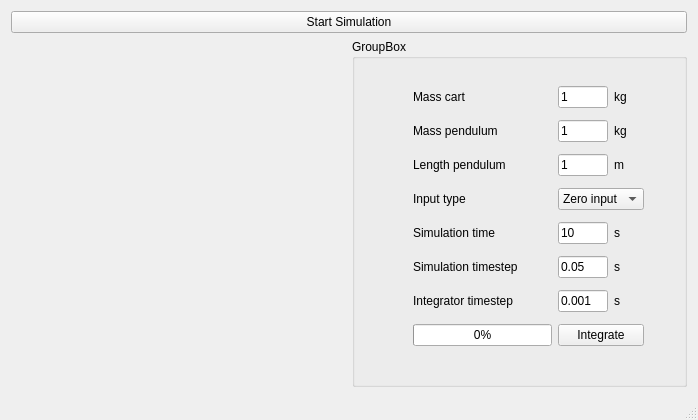
Qt form cpp/lib/gui/mainwindow.ui (darfRaider/PendulumCart) before a commit.
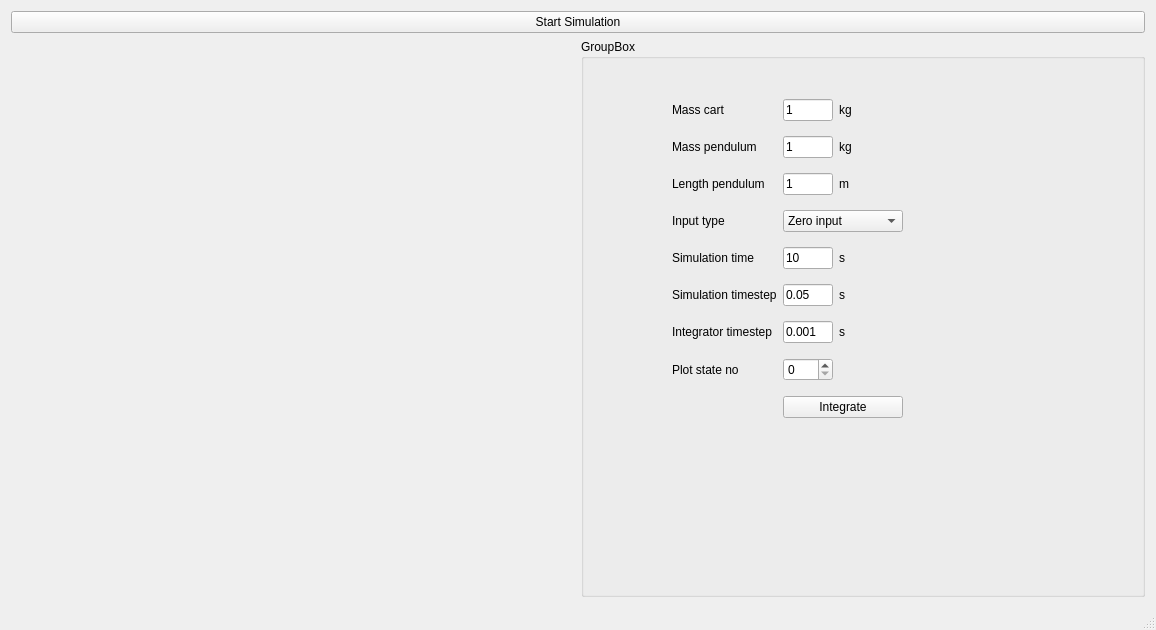
The same form after that commit. Custom widgets are drawn as their Qt base class.

```diff
--- a/cpp/lib/gui/mainwindow.ui
+++ b/cpp/lib/gui/mainwindow.ui
@@ -6,8 +6,8 @@
    <rect>
     <x>0</x>
     <y>0</y>
-    <width>698</width>
-    <height>420</height>
+    <width>1156</width>
+    <height>630</height>
    </rect>
   </property>
   <property name="windowTitle">
@@ -45,10 +45,10 @@
         <widget class="QWidget" name="layoutWidget">
          <property name="geometry">
           <rect>
-           <x>50</x>
-           <y>30</y>
+           <x>80</x>
+           <y>40</y>
            <width>253</width>
-           <height>294</height>
+           <height>361</height>
           </rect>
          </property>
          <layout class="QGridLayout" name="gridLayout">
@@ -225,7 +225,7 @@
             </property>
            </widget>
           </item>
-          <item row="7" column="1" colspan="2">
+          <item row="8" column="1" colspan="2">
            <widget class="QPushButton" name="buttonIntegrate">
             <property name="text">
              <string>Integrate</string>
@@ -246,10 +246,13 @@
             </property>
            </widget>
           </item>
+          <item row="7" column="1">
+           <widget class="QSpinBox" name="plotStateNr"/>
+          </item>
           <item row="7" column="0">
-           <widget class="QProgressBar" name="progressBar">
-            <property name="value">
-             <number>0</number>
+           <widget class="QLabel" name="label_14">
+            <property name="text">
+             <string>Plot state no</string>
             </property>
            </widget>
           </item>
```
Left out of the diff: 2 changed lines with no effect on the pictures.
